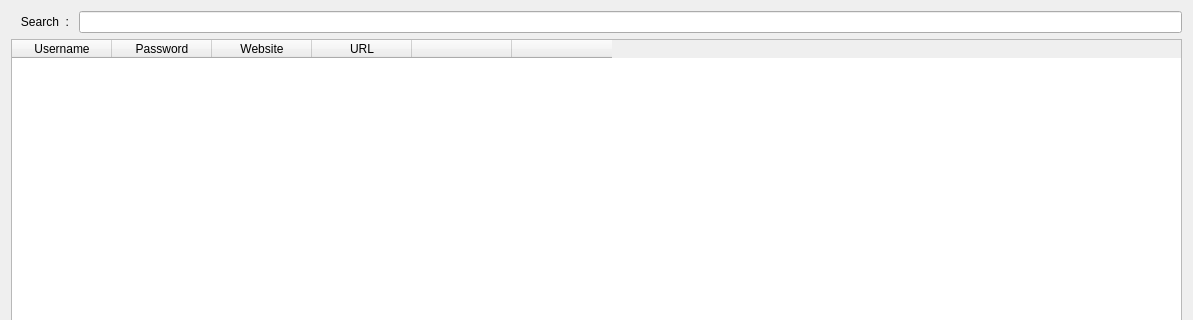
Old version of the form ui/vaultwindow.ui in the repository Adam216TN/SafePass; both pictures show x 0 to 1193 and y 0 to 320 of the 1193 by 872 pixel window.
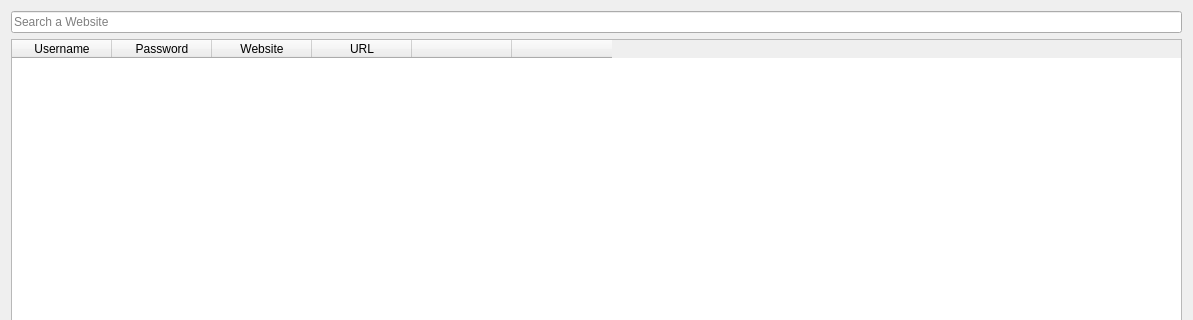
New version of the form.

Commit message: implementation of the search bar for the website

```diff
--- a/ui/vaultwindow.ui
+++ b/ui/vaultwindow.ui
@@ -17,15 +17,12 @@
    <item>
     <layout class="QHBoxLayout" name="horizontalLayout">
      <item>
-      <widget class="QLabel" name="searchzone">
-       <property name="text">
-        <string>   Search  : </string>
+      <widget class="QLineEdit" name="searchbar">
+       <property name="placeholderText">
+        <string>Search a Website</string>
        </property>
       </widget>
      </item>
-     <item>
-      <widget class="QLineEdit" name="searchbar"/>
-     </item>
     </layout>
    </item>
    <item>
```
The commit also changes 3 other files.
